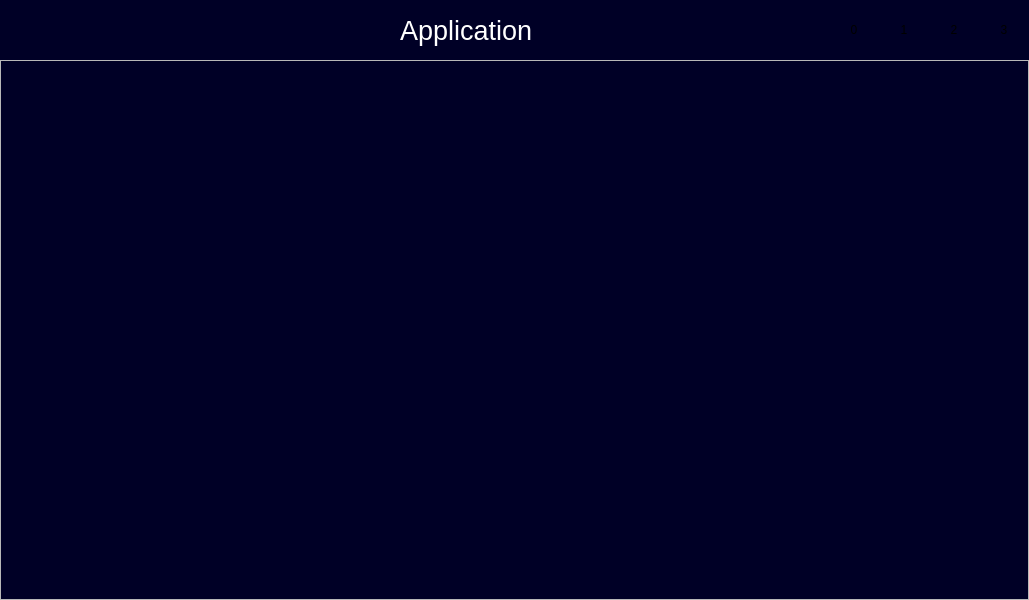
Above: ui/main_windows.ui from nlp4everyone/CameraApplication before the change. Below: the same form after it.
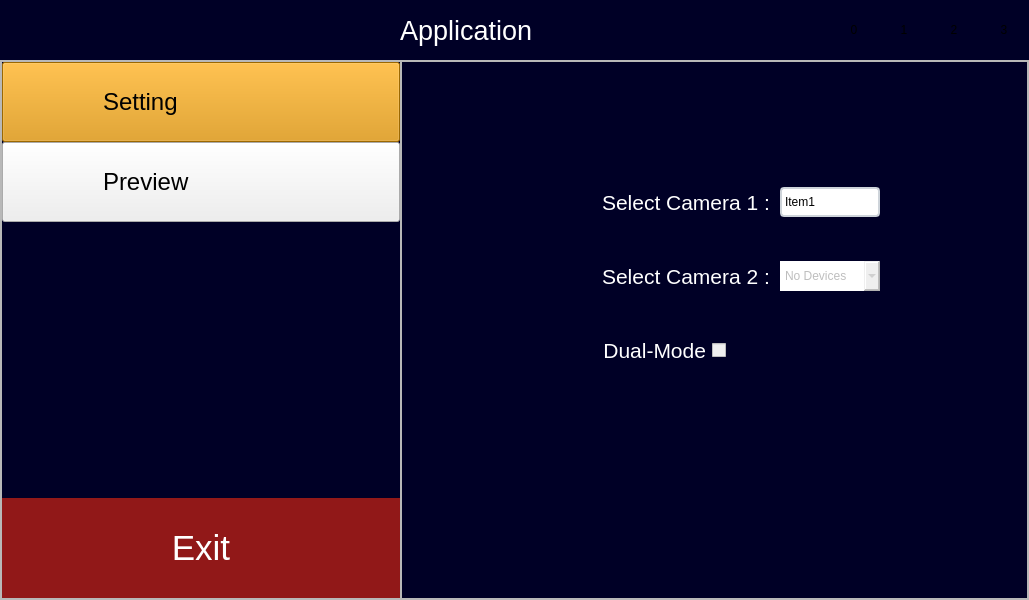
That is the form after the change.

Commit message: complete setting ui

Diff of the .ui file:
```diff
--- a/ui/main_windows.ui
+++ b/ui/main_windows.ui
@@ -19,13 +19,16 @@
   <property name="windowTitle">
    <string>MainWindow</string>
   </property>
+  <property name="autoFillBackground">
+   <bool>false</bool>
+  </property>
   <property name="styleSheet">
    <string notr="true">QMainWindow{
 	background-color: rgb(0, 0, 38)
 }</string>
   </property>
   <property name="tabShape">
-   <enum>QTabWidget::Rounded</enum>
+   <enum>QTabWidget::Triangular</enum>
   </property>
   <widget class="QWidget" name="centralwidget">
    <property name="styleSheet">
@@ -248,6 +251,535 @@
       <property name="lineWidth">
        <number>0</number>
       </property>
+      <layout class="QHBoxLayout" name="horizontalLayout_4">
+       <property name="spacing">
+        <number>0</number>
+       </property>
+       <property name="leftMargin">
+        <number>0</number>
+       </property>
+       <property name="topMargin">
+        <number>0</number>
+       </property>
+       <property name="rightMargin">
+        <number>0</number>
+       </property>
+       <property name="bottomMargin">
+        <number>0</number>
+       </property>
+       <item>
+        <widget class="QFrame" name="side_menu">
+         <property name="minimumSize">
+          <size>
+           <width>400</width>
+           <height>0</height>
+          </size>
+         </property>
+         <property name="maximumSize">
+          <size>
+           <width>400</width>
+           <height>16777215</height>
+          </size>
+         </property>
+         <property name="frameShape">
+          <enum>QFrame::StyledPanel</enum>
+         </property>
+         <property name="frameShadow">
+          <enum>QFrame::Raised</enum>
+         </property>
+         <layout class="QVBoxLayout" name="verticalLayout_2">
+          <property name="spacing">
+           <number>0</number>
+          </property>
+          <property name="leftMargin">
+           <number>0</number>
+          </property>
+          <property name="topMargin">
+           <number>0</number>
+          </property>
+          <property name="rightMargin">
+           <number>0</number>
+          </property>
+          <property name="bottomMargin">
+           <number>0</number>
+          </property>
+          <item alignment="Qt::AlignTop">
+           <widget class="QFrame" name="feature_area">
+            <property name="styleSheet">
+             <string notr="true">QFrame{
+	border: None;
+}</string>
+            </property>
+            <property name="frameShape">
+             <enum>QFrame::StyledPanel</enum>
+            </property>
+            <property name="frameShadow">
+             <enum>QFrame::Raised</enum>
+            </property>
+            <layout class="QVBoxLayout" name="verticalLayout_3">
+             <property name="spacing">
+              <number>0</number>
+             </property>
+             <property name="leftMargin">
+              <number>0</number>
+             </property>
+             <property name="topMargin">
+              <number>0</number>
+             </property>
+             <property name="rightMargin">
+              <number>0</number>
+             </property>
+             <property name="bottomMargin">
+              <number>0</number>
+             </property>
+             <item>
+              <widget class="QPushButton" name="setting_btn">
+               <property name="minimumSize">
+                <size>
+                 <width>0</width>
+                 <height>80</height>
+                </size>
+               </property>
+               <property name="maximumSize">
+                <size>
+                 <width>16777215</width>
+                 <height>80</height>
+                </size>
+               </property>
+               <property name="font">
+                <font>
+                 <pointsize>18</pointsize>
+                </font>
+               </property>
+               <property name="styleSheet">
+                <string notr="true">QPushButton{
+	background-color: rgb(218, 145, 0);
+	padding-left:100px;
+	text-align: left
+}</string>
+               </property>
+               <property name="text">
+                <string>Setting</string>
+               </property>
+              </widget>
+             </item>
+             <item>
+              <widget class="QPushButton" name="preview_btn">
+               <property name="minimumSize">
+                <size>
+                 <width>0</width>
+                 <height>80</height>
+                </size>
+               </property>
+               <property name="maximumSize">
+                <size>
+                 <width>16777215</width>
+                 <height>80</height>
+                </size>
+               </property>
+               <property name="font">
+                <font>
+                 <pointsize>18</pointsize>
+                </font>
+               </property>
+               <property name="styleSheet">
+                <string notr="true">QPushButton{
+	padding-left:100px;
+	text-align: left
+}</string>
+               </property>
+               <property name="text">
+                <string>Preview</string>
+               </property>
+              </widget>
+             </item>
+            </layout>
+           </widget>
+          </item>
+          <item>
+           <widget class="QPushButton" name="close_btn">
+            <property name="minimumSize">
+             <size>
+              <width>0</width>
+              <height>100</height>
+             </size>
+            </property>
+            <property name="maximumSize">
+             <size>
+              <width>16777215</width>
+              <height>100</height>
+             </size>
+            </property>
+            <property name="font">
+             <font>
+              <pointsize>26</pointsize>
+             </font>
+            </property>
+            <property name="styleSheet">
+             <string notr="true">QPushButton{
+	background-color: rgb(145, 24, 24);
+	border: None;
+	color: rgb(255, 255, 255);
+}</string>
+            </property>
+            <property name="text">
+             <string>Exit</string>
+            </property>
+           </widget>
+          </item>
+         </layout>
+        </widget>
+       </item>
+       <item>
+        <widget class="QFrame" name="bottom_area">
+         <property name="frameShape">
+          <enum>QFrame::StyledPanel</enum>
+         </property>
+         <property name="frameShadow">
+          <enum>QFrame::Raised</enum>
+         </property>
+         <layout class="QVBoxLayout" name="verticalLayout_4">
+          <property name="spacing">
+           <number>0</number>
+          </property>
+          <property name="leftMargin">
+           <number>0</number>
+          </property>
+          <property name="topMargin">
+           <number>0</number>
+          </property>
+          <property name="rightMargin">
+           <number>0</number>
+          </property>
+          <property name="bottomMargin">
+           <number>0</number>
+          </property>
+          <item>
+           <widget class="QStackedWidget" name="stacked_display_widget">
+            <property name="currentIndex">
+             <number>0</number>
+            </property>
+            <widget class="QWidget" name="setting_page">
+             <property name="styleSheet">
+              <string notr="true"/>
+             </property>
+             <layout class="QVBoxLayout" name="verticalLayout_5">
+              <property name="spacing">
+               <number>0</number>
+              </property>
+              <property name="leftMargin">
+               <number>0</number>
+              </property>
+              <property name="topMargin">
+               <number>0</number>
+              </property>
+              <property name="rightMargin">
+               <number>0</number>
+              </property>
+              <property name="bottomMargin">
+               <number>0</number>
+              </property>
+              <item alignment="Qt::AlignTop">
+               <widget class="QFrame" name="setting_frame">
+                <property name="styleSheet">
+                 <string notr="true">border: None;</string>
+                </property>
+                <property name="frameShape">
+                 <enum>QFrame::StyledPanel</enum>
+                </property>
+                <property name="frameShadow">
+                 <enum>QFrame::Raised</enum>
+                </property>
+                <layout class="QVBoxLayout" name="verticalLayout_6">
+                 <property name="spacing">
+                  <number>6</number>
+                 </property>
+                 <property name="leftMargin">
+                  <number>0</number>
+                 </property>
+                 <property name="topMargin">
+                  <number>0</number>
+                 </property>
+                 <property name="rightMargin">
+                  <number>0</number>
+                 </property>
+                 <property name="bottomMargin">
+                  <number>0</number>
+                 </property>
+                 <item>
+                  <widget class="QFrame" name="setting_spacing">
+                   <property name="minimumSize">
+                    <size>
+                     <width>0</width>
+                     <height>100</height>
+                    </size>
+                   </property>
+                   <property name="maximumSize">
+                    <size>
+                     <width>16777215</width>
+                     <height>100</height>
+                    </size>
+                   </property>
+                   <property name="styleSheet">
+                    <string notr="true">border: None;</string>
+                   </property>
+                   <property name="frameShape">
+                    <enum>QFrame::StyledPanel</enum>
+                   </property>
+                   <property name="frameShadow">
+                    <enum>QFrame::Raised</enum>
+                   </property>
+                  </widget>
+                 </item>
+                 <item>
+                  <widget class="QFrame" name="cam1_setting">
+                   <property name="styleSheet">
+                    <string notr="true">border: None;</string>
+                   </property>
+                   <property name="frameShape">
+                    <enum>QFrame::StyledPanel</enum>
+                   </property>
+                   <property name="frameShadow">
+                    <enum>QFrame::Raised</enum>
+                   </property>
+                   <layout class="QHBoxLayout" name="horizontalLayout_5">
+                    <property name="spacing">
+                     <number>10</number>
+                    </property>
+                    <property name="leftMargin">
+                     <number>200</number>
+                    </property>
+                    <item>
+                     <widget class="QLabel" name="label">
+                      <property name="minimumSize">
+                       <size>
+                        <width>0</width>
+                        <height>50</height>
+                       </size>
+                      </property>
+                      <property name="maximumSize">
+                       <size>
+                        <width>16777215</width>
+                        <height>50</height>
+                       </size>
+                      </property>
+                      <property name="font">
+                       <font>
+                        <pointsize>16</pointsize>
+                        <italic>false</italic>
+                       </font>
+                      </property>
+                      <property name="styleSheet">
+                       <string notr="true">color: rgb(255, 255, 255);</string>
+                      </property>
+                      <property name="text">
+                       <string>Select Camera 1 :</string>
+                      </property>
+                     </widget>
+                    </item>
+                    <item>
+                     <widget class="QComboBox" name="cam1_cbx">
+                      <property name="minimumSize">
+                       <size>
+                        <width>100</width>
+                        <height>30</height>
+                       </size>
+                      </property>
+                      <property name="styleSheet">
+                       <string notr="true">QComboBox{
+	border: 2px solid #ced4da;
+	border-radius: 4px;
+}
+QComboBox:drop-down{
+	border: 0px;
+}
+</string>
+                      </property>
+                      <property name="insertPolicy">
+                       <enum>QComboBox::InsertAtBottom</enum>
+                      </property>
+                      <item>
+                       <property name="text">
+                        <string>Item1</string>
+                       </property>
+                      </item>
+                      <item>
+                       <property name="text">
+                        <string>Item2</string>
+                       </property>
+                      </item>
+                     </widget>
+                    </item>
+                    <item>
+                     <spacer name="horizontalSpacer">
+                      <property name="orientation">
+                       <enum>Qt::Horizontal</enum>
+                      </property>
+                      <property name="sizeHint" stdset="0">
+                       <size>
+                        <width>130</width>
+                        <height>20</height>
+                       </size>
+                      </property>
+                     </spacer>
+                    </item>
+                   </layout>
+                  </widget>
+                 </item>
+                 <item>
+                  <widget class="QFrame" name="cam2_setting">
+                   <property name="styleSheet">
+                    <string notr="true">border: None;</string>
+                   </property>
+                   <property name="frameShape">
+                    <enum>QFrame::StyledPanel</enum>
+                   </property>
+                   <property name="frameShadow">
+                    <enum>QFrame::Raised</enum>
+                   </property>
+                   <layout class="QHBoxLayout" name="horizontalLayout_6">
+                    <property name="spacing">
+                     <number>10</number>
+                    </property>
+                    <property name="leftMargin">
+                     <number>200</number>
+                    </property>
+                    <item>
+                     <widget class="QLabel" name="label_2">
+                      <property name="minimumSize">
+                       <size>
+                        <width>0</width>
+                        <height>50</height>
+                       </size>
+                      </property>
+                      <property name="maximumSize">
+                       <size>
+                        <width>16777215</width>
+                        <height>50</height>
+                       </size>
+                      </property>
+                      <property name="font">
+                       <font>
+                        <pointsize>16</pointsize>
+                        <italic>false</italic>
+                       </font>
+                      </property>
+                      <property name="styleSheet">
+                       <string notr="true">color: rgb(255, 255, 255);</string>
+                      </property>
+                      <property name="text">
+                       <string>Select Camera 2 :</string>
+                      </property>
+                     </widget>
+                    </item>
+                    <item>
+                     <widget class="QComboBox" name="cam2_cbx">
+                      <property name="enabled">
+                       <bool>false</bool>
+                      </property>
+                      <property name="minimumSize">
+                       <size>
+                        <width>100</width>
+                        <height>30</height>
+                       </size>
+                      </property>
+                      <item>
+                       <property name="text">
+                        <string>No Devices</string>
+                       </property>
+                      </item>
+                     </widget>
+                    </item>
+                    <item>
+                     <spacer name="horizontalSpacer_2">
+                      <property name="orientation">
+                       <enum>Qt::Horizontal</enum>
+                      </property>
+                      <property name="sizeHint" stdset="0">
+                       <size>
+                        <width>130</width>
+                        <height>20</height>
+                       </size>
+                      </property>
+                     </spacer>
+                    </item>
+                   </layout>
+                  </widget>
+                 </item>
+                 <item>
+                  <widget class="QFrame" name="dual_mode">
+                   <property name="styleSheet">
+                    <string notr="true">border: None;</string>
+                   </property>
+                   <property name="frameShape">
+                    <enum>QFrame::StyledPanel</enum>
+                   </property>
+                   <property name="frameShadow">
+                    <enum>QFrame::Raised</enum>
+                   </property>
+                   <layout class="QHBoxLayout" name="horizontalLayout_7">
+                    <property name="leftMargin">
+                     <number>200</number>
+                    </property>
+                    <item>
+                     <widget class="QCheckBox" name="dual_cb">
+                      <property name="enabled">
+                       <bool>false</bool>
+                      </property>
+                      <property name="minimumSize">
+                       <size>
+                        <width>0</width>
+                        <height>50</height>
+                       </size>
+                      </property>
+                      <property name="font">
+                       <font>
+                        <pointsize>16</pointsize>
+                       </font>
+                      </property>
+                      <property name="layoutDirection">
+                       <enum>Qt::RightToLeft</enum>
+                      </property>
+                      <property name="styleSheet">
+                       <string notr="true">color: rgb(255, 255, 255);</string>
+                      </property>
+                      <property name="text">
+                       <string>Dual-Mode</string>
+                      </property>
+                     </widget>
+                    </item>
+                    <item>
+                     <spacer name="horizontalSpacer_3">
+                      <property name="orientation">
+                       <enum>Qt::Horizontal</enum>
+                      </property>
+                      <property name="sizeHint" stdset="0">
+                       <size>
+                        <width>277</width>
+                        <height>20</height>
+                       </size>
+                      </property>
+                     </spacer>
+                    </item>
+                   </layout>
+                  </widget>
+                 </item>
+                </layout>
+               </widget>
+              </item>
+             </layout>
+            </widget>
+            <widget class="QWidget" name="preview_page">
+             <property name="styleSheet">
+              <string notr="true">background-color: rgb(170, 0, 0);</string>
+             </property>
+            </widget>
+           </widget>
+          </item>
+         </layout>
+        </widget>
+       </item>
+      </layout>
      </widget>
     </item>
    </layout>
```
The commit also changes 9 other files.
